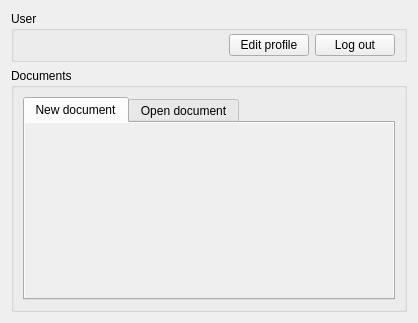
This is CLIENT/GUI/ui/gui_menu.ui in GiuliCler/GIMPteam as Qt 5 draws it before an edit. The edited form follows.
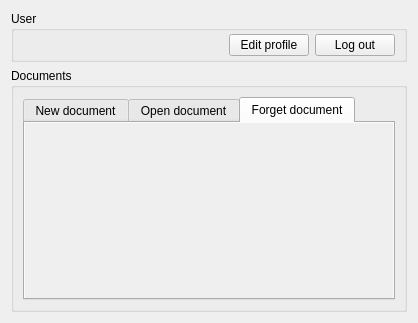
This is the edited form. The open tabs and pages were chosen to show the change. Icons and pictures are not drawn.

Commit message:
Forget document
Visto che non facciamo una vera e propria remove l'ho chiamato forget

```diff
--- a/CLIENT/GUI/ui/gui_menu.ui
+++ b/CLIENT/GUI/ui/gui_menu.ui
@@ -139,6 +139,14 @@
           <string>Open document</string>
          </attribute>
         </widget>
+        <widget class="QWidget" name="forgetdocTab">
+         <property name="autoFillBackground">
+          <bool>true</bool>
+         </property>
+         <attribute name="title">
+          <string>Forget document</string>
+         </attribute>
+        </widget>
        </widget>
       </item>
      </layout>
```
Left out of the diff: 3 changed lines with no effect on the pictures. The commit also changes 15 other files.
